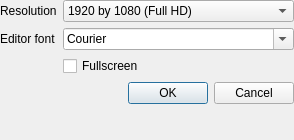
This is pre_game_options.ui in University-of-Utah-CS3505/team-triangle-eduapp as Qt 5 draws it before an edit. The edited form follows.
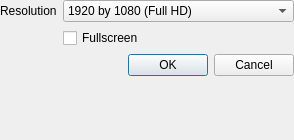
This is the edited form.

Commit message: remove font choice, add options to engine

```diff
--- a/pre_game_options.ui
+++ b/pre_game_options.ui
@@ -53,31 +53,14 @@
       </item>
      </widget>
     </item>
-    <item row="2" column="1">
+    <item row="1" column="1">
      <widget class="QCheckBox" name="is_fullscreen">
       <property name="text">
        <string>Fullscreen</string>
       </property>
      </widget>
     </item>
-    <item row="1" column="0">
-     <widget class="QLabel" name="font_label">
-      <property name="text">
-       <string>Editor font</string>
-      </property>
-     </widget>
-    </item>
-    <item row="1" column="1">
-     <widget class="QFontComboBox" name="font">
-      <property name="writingSystem">
-       <enum>QFontDatabase::Latin</enum>
-      </property>
-      <property name="fontFilters">
-       <set>QFontComboBox::MonospacedFonts</set>
-      </property>
-     </widget>
-    </item>
-    <item row="3" column="1">
+    <item row="2" column="1">
      <widget class="QDialogButtonBox" name="finish_buttons">
       <property name="orientation">
        <enum>Qt::Horizontal</enum>
```
The commit also changes 4 other files.
